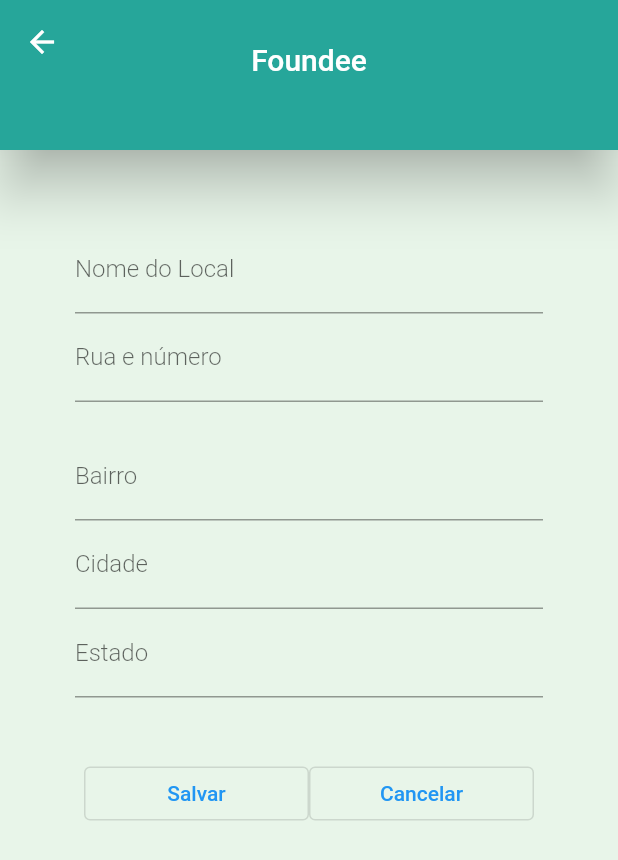
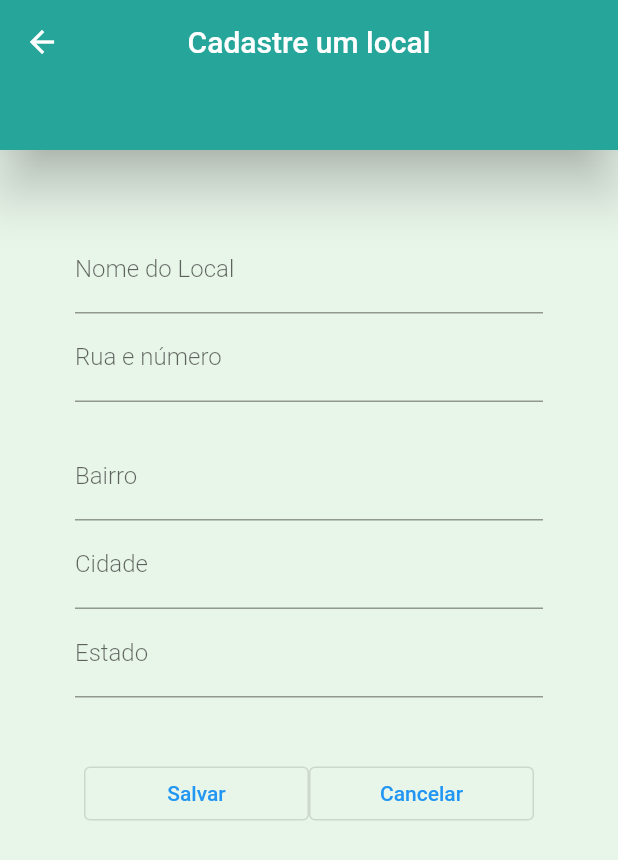
Before and after one commit to EmanueleBittencourt/projeto-flutter, a Flutter app: the TelaCadastro screen opened by its route, on a phone screen of 412 x 824 dp. Shown: the top 860 px of the screen. Run offline on Flutter 3.47's test engine with Material 2 defaults, Android fonts, the phone set to English and light mode, and no system bars; our stand-ins replace cloud_firestore, firebase_auth; accounts and stored records are empty.

Commit message:
melhoria de nomes - AppBar

```diff
--- a/lib/pages/criar_conta.dart
+++ b/lib/pages/criar_conta.dart
@@ -21,7 +21,7 @@
       appBar: PreferredSize(
         preferredSize: Size.fromHeight(100.0),
         child: AppBar(
-          title: Text('\nFoundee'),
+          title: Text('\Cadastro'),
           elevation: 15,
           centerTitle: true,
           backgroundColor: Theme.of(context).primaryColor,
--- a/lib/pages/inserir_documento.dart
+++ b/lib/pages/inserir_documento.dart
@@ -42,7 +42,7 @@
       appBar: PreferredSize(
         preferredSize: Size.fromHeight(100.0),
         child: AppBar(
-          title: Text('\nFoundee'),
+          title: Text('\Inserir Locais'),
           elevation: 15,
           centerTitle: true,
           backgroundColor: Theme.of(context).primaryColor,
--- a/lib/pages/tela_cadastro.dart
+++ b/lib/pages/tela_cadastro.dart
@@ -48,7 +48,7 @@
       appBar: PreferredSize(
         preferredSize: Size.fromHeight(100.0),
         child: AppBar(
-          title: Text('\nFoundee'),
+          title: Text('\Cadastre um local'),
           elevation: 15,
           centerTitle: true,
           backgroundColor: Theme.of(context).primaryColor,
```
